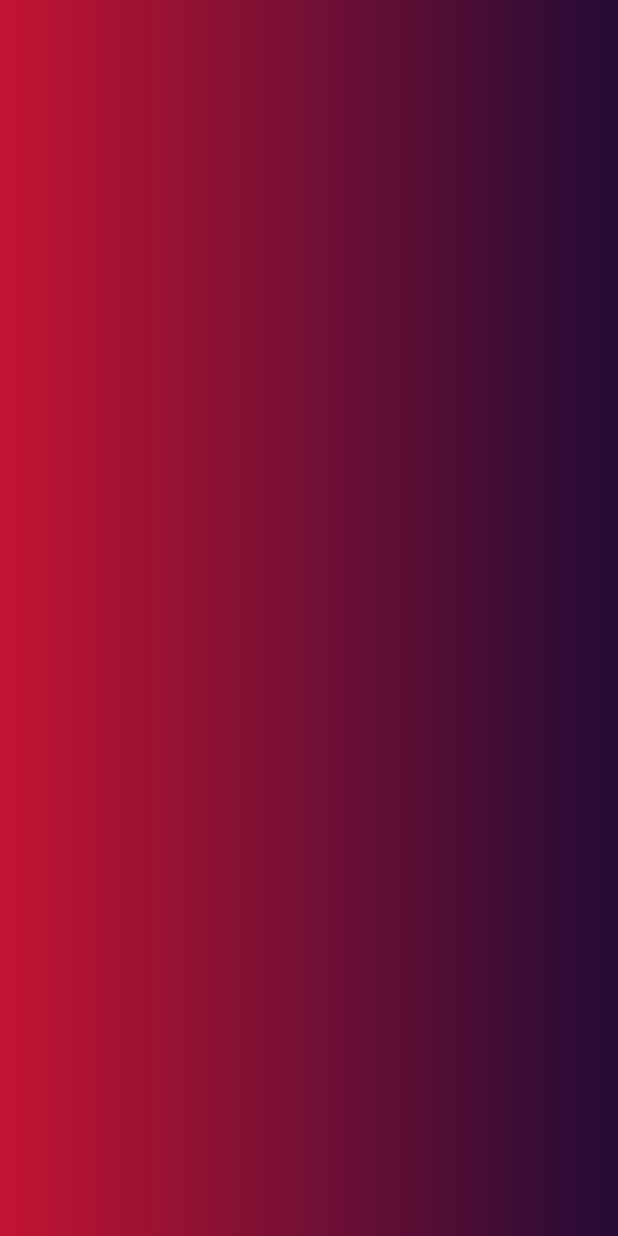
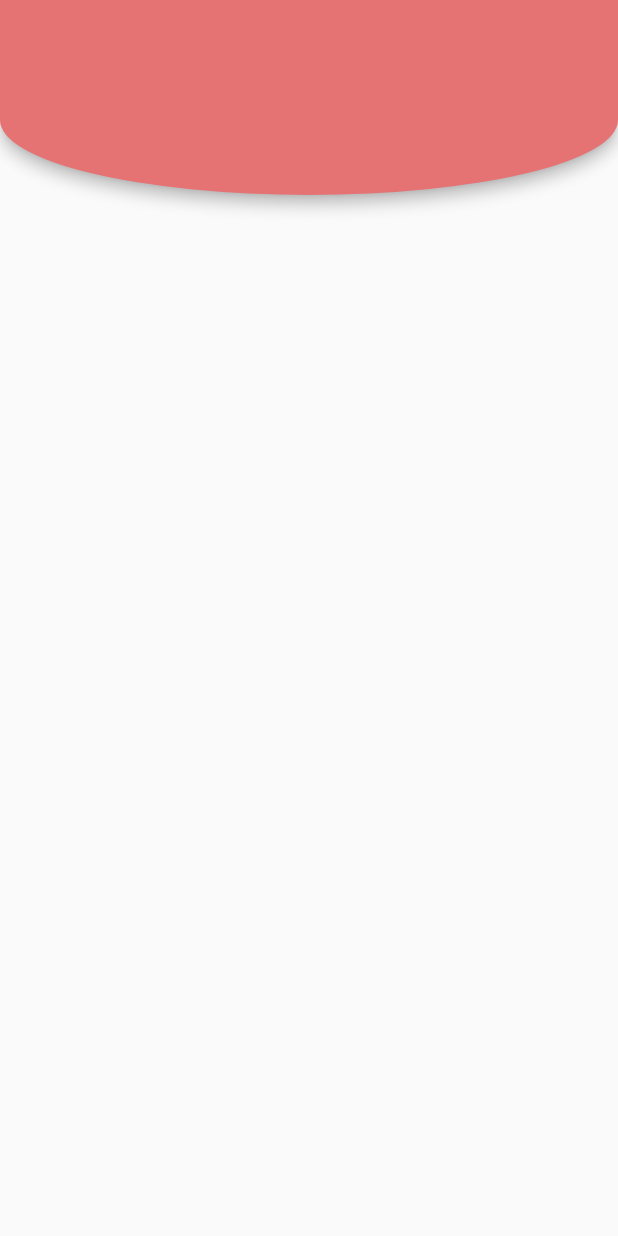
Before and after one commit to Serhii-Myroshnychenko/fooday_web_app, a Flutter app: the screen it shows after launch, on a phone screen of 412 x 824 dp. Run offline on Flutter 3.47's test engine with Material 2 defaults, Android fonts, the phone set to English and light mode, and no system bars.

Commit message:
header v.2

```diff
--- a/lib/main.dart
+++ b/lib/main.dart
@@ -23,7 +23,7 @@ class MyApp extends StatelessWidget {
   }
 }
 
-class MyHomePage extends StatelessWidget {
+/*class MyHomePage extends StatelessWidget {
   @override
   Widget build(BuildContext context) {
     return Scaffold(
@@ -42,10 +42,33 @@ class MyHomePage extends StatelessWidget {
     );
   }
 
-}
+}*/
 
 
-
+class MyHomePage extends StatelessWidget {
+  @override
+  Widget build(BuildContext context) {
+    return Scaffold(
+        body: Container(
+            child: Column(
+              children: <Widget>[AppBar(
+                shape: RoundedRectangleBorder(
+                  borderRadius: new BorderRadius.vertical(
+                      bottom: new Radius.elliptical(MediaQuery
+                          .of(context)
+                          .size
+                          .width, 100.0)
+                  ),
+                ),
+                backgroundColor: Colors.red[300],
+                toolbarHeight: 130,
+              ),
+                TopBar()],
+            )
+          ),
+        );
+  }
+}
 
 /*import 'package:flutter/material.dart';
 
```
Also changed, not shown: lib/Pages/TopBar.dart (+22 -1 lines).
